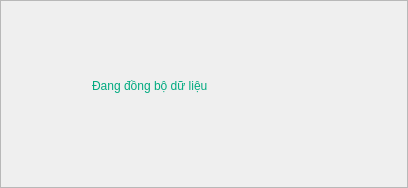
Qt form Ui/WaitForUpdate.ui (Lam-dev/TheoryFaceRecognition) before a commit.
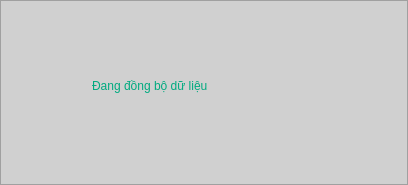
The same form after that commit. Icons and pictures are not drawn.

Patch:
```diff
--- a/Ui/WaitForUpdate.ui
+++ b/Ui/WaitForUpdate.ui
@@ -7,12 +7,15 @@
     <x>0</x>
     <y>0</y>
     <width>408</width>
-    <height>188</height>
+    <height>185</height>
    </rect>
   </property>
   <property name="windowTitle">
    <string>Frame</string>
   </property>
+  <property name="styleSheet">
+   <string notr="true">background-color: rgb(208, 208, 208);</string>
+  </property>
   <property name="frameShape">
    <enum>QFrame::StyledPanel</enum>
   </property>
```
Left out of the diff: 2 changed lines with no effect on the pictures.
